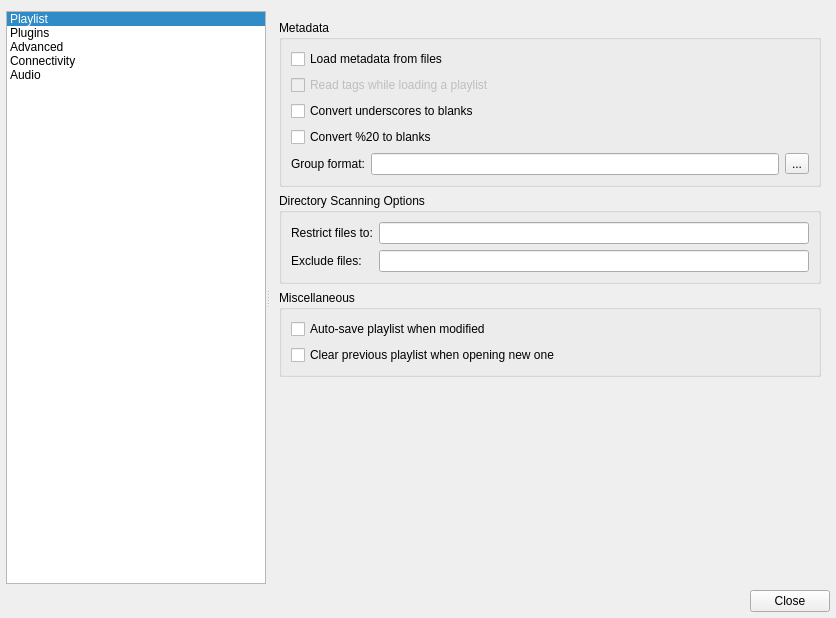
This is src/qmmpui/forms/configdialog.ui in prinsbert/qmmp-dev as Qt 5 draws it before an edit. The edited form follows.
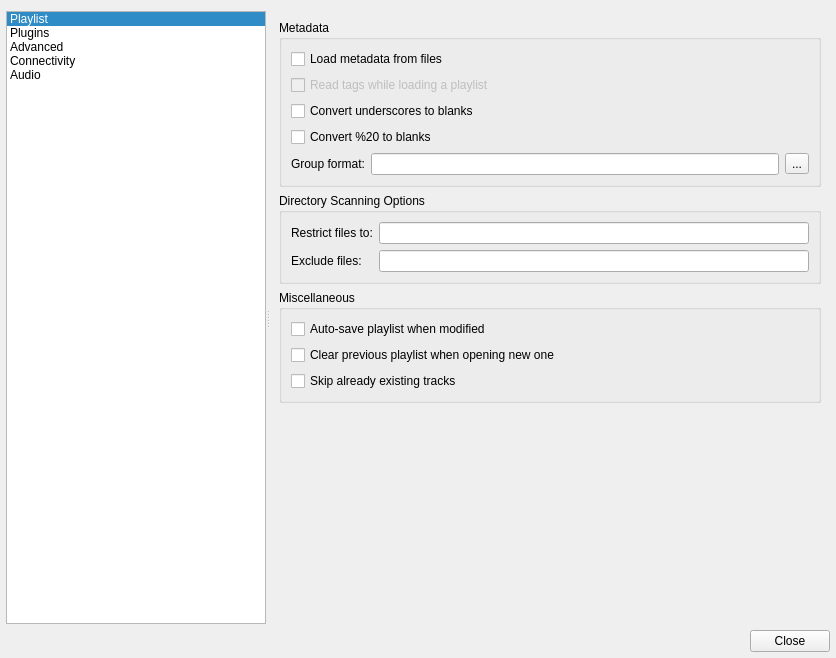
This is the edited form. Icons and pictures are not drawn.

Commit message: added feature to skip already existing tracks (#189)

Patch:
```diff
--- a/src/qmmpui/forms/configdialog.ui
+++ b/src/qmmpui/forms/configdialog.ui
@@ -7,7 +7,7 @@
     <x>0</x>
     <y>0</y>
     <width>836</width>
-    <height>618</height>
+    <height>658</height>
    </rect>
   </property>
   <property name="windowTitle">
@@ -223,6 +223,13 @@
              </property>
             </widget>
            </item>
+           <item>
+            <widget class="QCheckBox" name="skipExistingTracksCheckBox">
+             <property name="text">
+              <string>Skip already existing tracks</string>
+             </property>
+            </widget>
+           </item>
           </layout>
          </widget>
         </item>
```
The commit also changes 11 other files.
